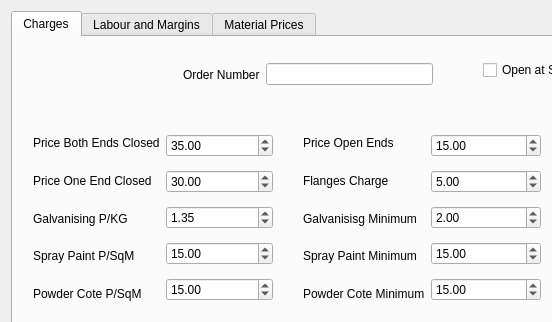
The window that ccprefdialog.ui (mygnu/rgb-quote) describes before a commit, drawn with Qt 5; both pictures show x 0 to 552 and y 0 to 322 of the 694 by 481 pixel window.
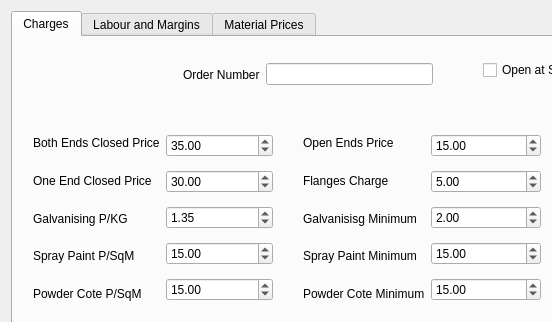
The same window after the commit.

Patch:
```diff
--- a/ccprefdialog.ui
+++ b/ccprefdialog.ui
@@ -67,7 +67,7 @@
           <item>
            <widget class="QLabel" name="label_15">
             <property name="text">
-             <string>Price Open Ends</string>
+             <string>Open Ends Price</string>
             </property>
            </widget>
           </item>
@@ -172,14 +172,14 @@
           <item>
            <widget class="QLabel" name="label_13">
             <property name="text">
-             <string>Price Both Ends Closed</string>
+             <string>Both Ends Closed Price</string>
             </property>
            </widget>
           </item>
           <item>
            <widget class="QLabel" name="label_12">
             <property name="text">
-             <string>Price One End Closed</string>
+             <string>One End Closed Price</string>
             </property>
            </widget>
           </item>
```
Left out of the diff: 40 changed lines with no effect on the pictures.
